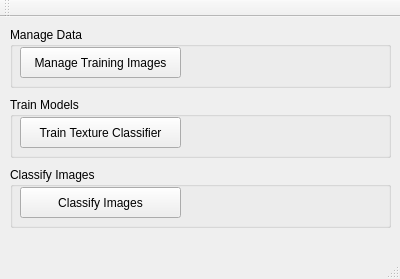
Above: mainwindow.ui from asmith9455/imageClassifier before the change. Below: the same form after it.
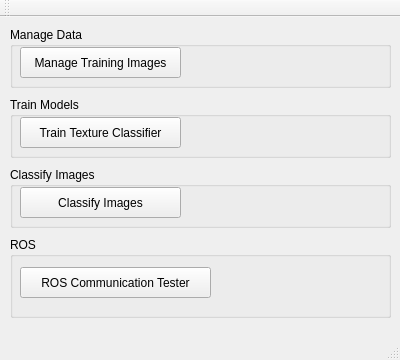
That is the form after the change.

Patch:
```diff
--- a/mainwindow.ui
+++ b/mainwindow.ui
@@ -7,7 +7,7 @@
     <x>0</x>
     <y>0</y>
     <width>400</width>
-    <height>279</height>
+    <height>360</height>
    </rect>
   </property>
   <property name="windowTitle">
@@ -92,6 +92,32 @@
      </property>
     </widget>
    </widget>
+   <widget class="QGroupBox" name="groupBox_4">
+    <property name="geometry">
+     <rect>
+      <x>10</x>
+      <y>220</y>
+      <width>381</width>
+      <height>81</height>
+     </rect>
+    </property>
+    <property name="title">
+     <string>ROS</string>
+    </property>
+    <widget class="QPushButton" name="pushButton">
+     <property name="geometry">
+      <rect>
+       <x>10</x>
+       <y>30</y>
+       <width>191</width>
+       <height>31</height>
+      </rect>
+     </property>
+     <property name="text">
+      <string>ROS Communication Tester</string>
+     </property>
+    </widget>
+   </widget>
   </widget>
   <widget class="QMenuBar" name="menuBar">
    <property name="geometry">
```
Left out of the diff: 2 changed lines with no effect on the pictures.
